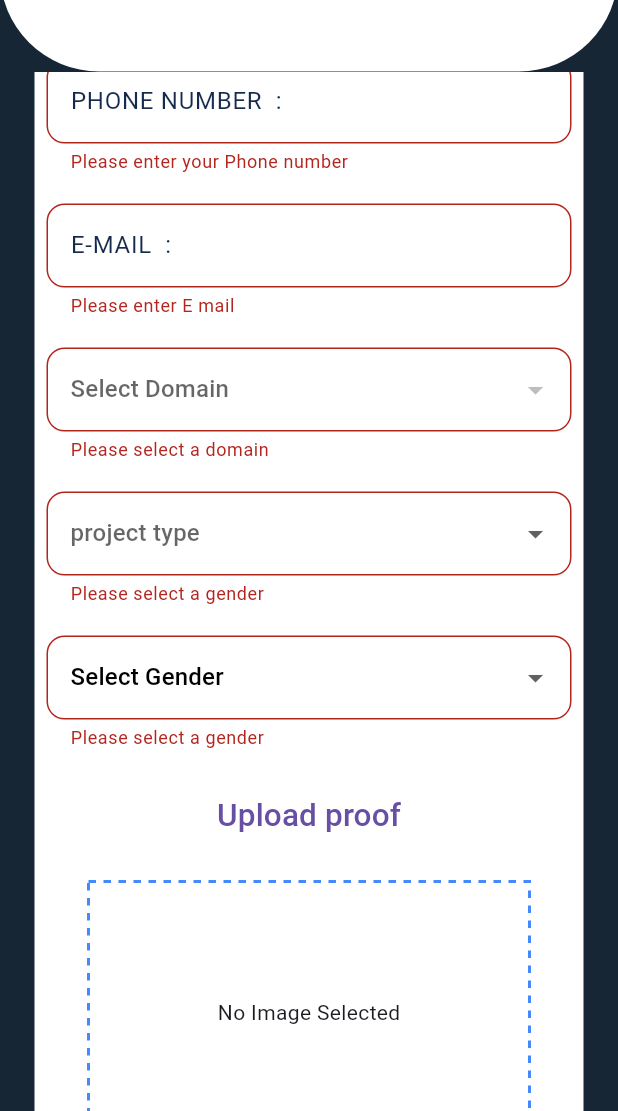
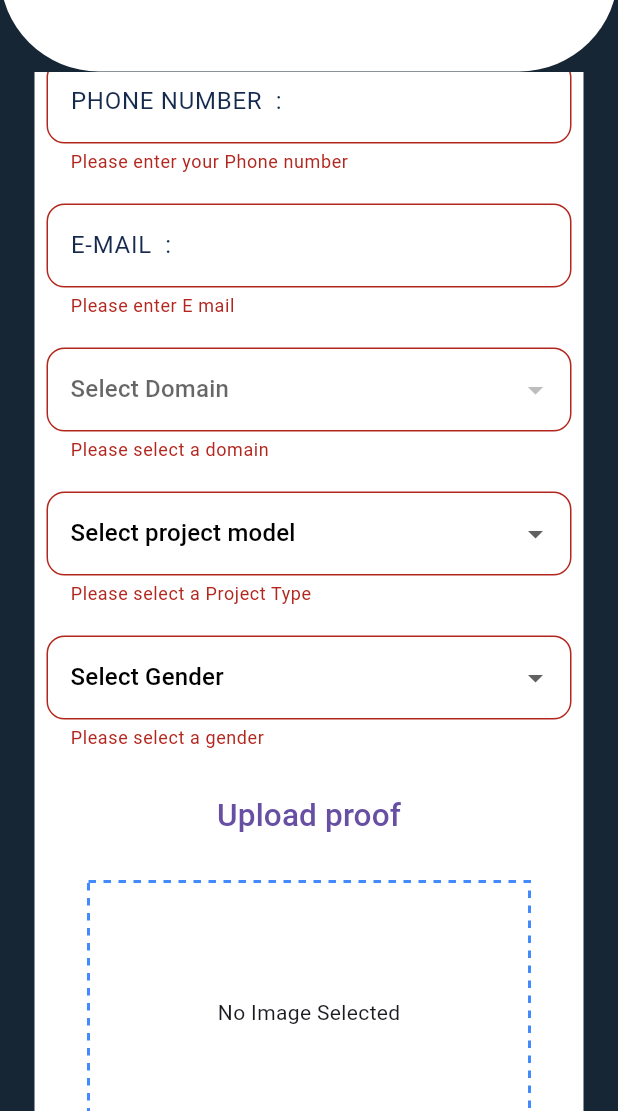
Before and after one commit to vinayakmdas/staffproject, a Flutter app: the StaffAdd screen opened directly, scrolled down 338 dp, after a tap on "Submit", on a phone screen of 412 x 824 dp, the part 125-1236 px from its top. Run offline on Flutter 3.47's test engine with Material 3 defaults, Android fonts, the phone set to English and light mode, and no system bars; drawn by our look-alikes of dotted_border; our stand-ins replace file_picker, google_fonts, google_nav_bar, hive_flutter, iconsax_flutter, image_picker and 1 more; missing offline and left inert: pdfx; accounts and stored records are empty.

Commit message:
work dropdown sucess (project)

```diff
--- a/lib/Domain_model/domain.dart
+++ b/lib/Domain_model/domain.dart
@@ -4,7 +4,7 @@ Widget customDropdownField({
   required String labelText,
   required String hintText,
   required String? value,
-  required List<DropdownMenuItem<String>> items, // Updated to accept DropdownMenuItem<String>
+  required List<DropdownMenuItem<String>> items,
   required ValueChanged<String?> onChanged,
   FormFieldValidator<String>? validator,
 }) {
--- a/lib/add-staff-and-work/staffadd.dart
+++ b/lib/add-staff-and-work/staffadd.dart
@@ -36,10 +36,10 @@ class _StaffAddState extends State<StaffAdd> {
   final List<String> _genter = ["Male", "Female", "Other"];
   final ValueNotifier<String?> _selectgenter = ValueNotifier<String?>(null);
   final ValueNotifier<File?> _selectimage = ValueNotifier<File?>(null);
-  ValueNotifier<Widget?> _projeccontroller = ValueNotifier<Widget?>(null);
+   final  ValueNotifier<String?> _projeccontroller = ValueNotifier<String?>(null);
 
   final StaffDatas _staffDatas = StaffDatas();
-  List<Widget>projectlist=[Frontend(), Backend()];
+  final  List<String>projectlist=[ "Frontend", "Backend"];
 
 
 
@@ -82,11 +82,12 @@ class _StaffAddState extends State<StaffAdd> {
         gender: _selectgenter.value.toString(),
         image: image.value.toString(),
         proofimage: proofImagePath,
-        dropdowntask: _projeccontroller.toString()
+        dropdowntask: _projeccontroller.value.toString()
 
       );
 
       _staffDatas.adddetails(staffModel);
+    print( " save staff project data is : ${staffModel.dropdowntask}");
       print("save staff datas ");
       Navigator.of(context).popUntil((route) => route.isFirst);
       navigatepushreplacement(
@@ -222,64 +223,40 @@ class _StaffAddState extends State<StaffAdd> {
                     },
                   ),
                SizedBox(height: 20,),
- DropdownButtonFormField<Widget>(
-                      borderRadius: BorderRadius.circular(12),
-                      decoration: InputDecoration(
-                          border: OutlineInputBorder(
-                              borderRadius: BorderRadius.circular(12),
-                              borderSide: const BorderSide(width: 2))),
-                      hint: const Apptext("project type"),
-                      value: _projeccontroller.value,
-                      items:  projectlist.map((_projectDetails) {
-                        return DropdownMenuItem<Widget>(
-                          value: _projectDetails,
-                          child: Text(_projectDetails.runtimeType.toString()),
-                        );
-                      }).toList(),
-                      onChanged: (value) {
-                        _projeccontroller.value = value;
-                      }
-                       ,validator: (value) {
-                          if (value == null ) {
-                            return 'Please select a gender';
+                    ValueListenableBuilder<String?>(
+                    valueListenable: _projeccontroller,
+                    builder: (context, value, _) {
+                      return DropdownButtonFormField<String>(
+                        decoration:  InputDecoration(
+                          border:  OutlineInputBorder(
+                            borderRadius: BorderRadius.circular(12)
+                            ,borderSide: BorderSide( width: 1)
+                          )
+                        ),
+                        hint: const Text(
+                          "Select project model",
+                          style: TextStyle(color: Colors.black),
+                        ),
+                        value: value,
+                        items: projectlist.map((String _projeccontroller) {
+                          return DropdownMenuItem<String>(
+                            value: _projeccontroller,
+                            child: Text(_projeccontroller),
+                          );
+                        }).toList(),
+
+                        onChanged: (String? newValue) {
+                          _projeccontroller.value = newValue;
+                        },
+                        validator: (value) {
+                          if (value == null || value.isEmpty) {
+                            return 'Please select a Project Type';
                           }
                           return null;
                         },
-                      ),
-
-
-
-
-
-
-
-
-
-
-
-
-
-
-
-
-
-
-
-
-
-
-
-
-
-
-
-
-
-
-
-
-
-
+                      );
+                    },
+                  ),
                   const SizedBox(height: 20),
                   ValueListenableBuilder<String?>(
                     valueListenable: _selectgenter,
--- a/lib/editsreen/staff_view_.dart
+++ b/lib/editsreen/staff_view_.dart
@@ -49,7 +49,7 @@ class ViewStaff extends StatelessWidget {
                           children: [
                             const Text('Name               :',
                                 style: TextStyle(fontSize: 18,color: Colors.white)),
-                            Text("       ${staff.username}",style: const TextStyle(color: Colors.white),)
+                            Text("${staff.username}",style: const TextStyle(color: Colors.white),)
                           ],
                         ),
                         const SizedBox(height: 20),
--- a/lib/taskadd/backend.dart
+++ b/lib/taskadd/backend.dart
@@ -6,7 +6,8 @@ import 'package:staff/model/backend_model.dart';
 import 'package:staff/service/backendDatas.dart';
 
 class Backend extends StatefulWidget {
-   Backend({super.key});
+
+   Backend({super.key, });
 
   @override
   State<Backend> createState() => _BackendState();
```
Also changed, not shown: lib/add-staff-and-work/workadd.dart (+60 -23 lines), lib/taskadd/frontend.dart (+8 -7 lines).
